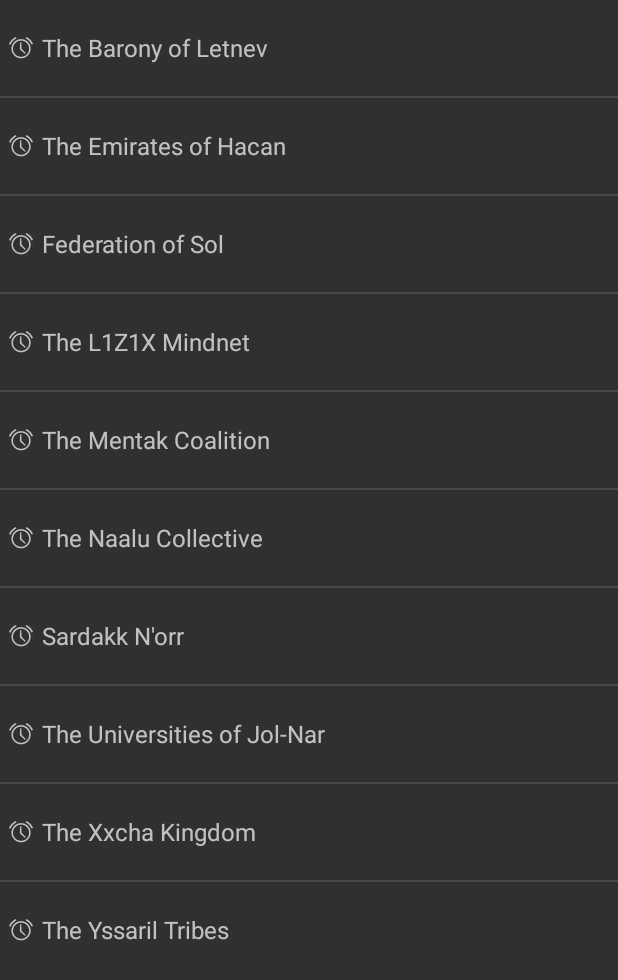
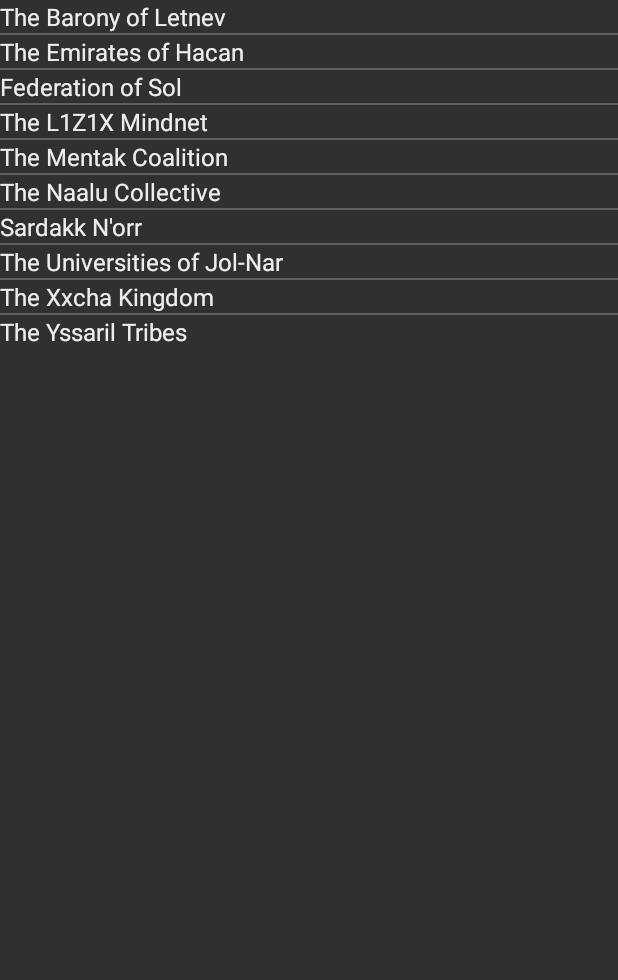
Before and after one commit to peprika/ti3-rules, an Android app: the LoreActivity screen opened directly, with no data from a screen before it, on a phone screen of 412 x 824 dp. Shown: the top 980 px of the screen. Run offline under Robolectric (Android 15) with nearby library versions, the phone set to English and light mode, and no system bars.

Commit message:
Introducing fragments for LoreActivity

```diff
--- a/app/src/main/java/exxxample/ti3rules/LoreActivity.java
+++ b/app/src/main/java/exxxample/ti3rules/LoreActivity.java
@@ -1,103 +1,27 @@
 package exxxample.ti3rules;
 
-import android.app.Activity;
+import android.app.Fragment;
+import android.app.FragmentManager;
+import android.app.FragmentTransaction;
 import android.os.Bundle;
-import android.view.View;
-import android.widget.AdapterView;
-import android.widget.ArrayAdapter;
-import android.widget.ListView;
-import android.widget.Toast;
-
-import java.util.ArrayList;
-import java.util.Arrays;
-import java.util.Collections;
-
+import android.support.v4.app.FragmentActivity;
 /**
  * Created by Riku Pepponen on 8.7.2017.
  * (riku.pepponen@gmail.com)
  */
 
-public class LoreActivity extends Activity {
+public class LoreActivity extends FragmentActivity {
 
     protected void onCreate(Bundle savedInstanceState) {
         super.onCreate(savedInstanceState);
         setContentView(R.layout.activity_lore);
 
-        final ListView mListView = (ListView) findViewById(R.id.list);
+        // Fragment manager
+        FragmentManager fm = getFragmentManager();
+        FragmentTransaction fragmentTransaction = fm.beginTransaction();
 
-        // Let's build the races!
-        // #01: The Barony of Letnev
-        Data.Race letnev = new Data.Race();
-        letnev.raceId = 1;
-        letnev.raceName = getResources().getString(R.string.letnev);
-
-        // #02: The Emirates of Hacan
-        Data.Race hacan = new Data.Race();
-        hacan.raceId = 2;
-        hacan.raceName = getResources().getString(R.string.hacan);
-
-        // #03: Federation of Sol
-        Data.Race sol = new Data.Race();
-        sol.raceId = 3;
-        sol.raceName = getResources().getString(R.string.sol);
-
-        // #04: The L1Z1X Mindnet
-        Data.Race lizix = new Data.Race();
-        lizix.raceId = 4;
-        lizix.raceName = getResources().getString(R.string.lizix);
-
-        // #05: The Mentak Coalition
-        Data.Race mentak = new Data.Race();
-        mentak.raceId = 5;
-        mentak.raceName = getResources().getString(R.string.mentak);
-
-        // #06: The Naalu Collective
-        Data.Race naalu = new Data.Race();
-        naalu.raceId = 6;
-        naalu.raceName = getResources().getString(R.string.naalu);
-
-        // #07: Sardakk N'orr
-        Data.Race sardakk = new Data.Race();
-        sardakk.raceId = 7;
-        sardakk.raceName = getResources().getString(R.string.sardakk);
-
-        // #08: The Universities of Jol-Nar
-        Data.Race jolnar = new Data.Race();
-        jolnar.raceId = 8;
-        jolnar.raceName = getResources().getString(R.string.jolnar);
-
-        // #09: The Xxcha Kingdom
-        Data.Race xxcha = new Data.Race();
-        xxcha.raceId = 9;
-        xxcha.raceName = getResources().getString(R.string.xxcha);
-
-        // #10: The Yssaril Tribes
-        Data.Race yssaril = new Data.Race();
-        yssaril.raceId = 10;
-        yssaril.raceName = getResources().getString(R.string.yssaril);
-
-        // Create an array of Race objects
-        Data.Race[] racesArray = {letnev, hacan, sol, lizix, mentak, naalu, sardakk, jolnar, xxcha, yssaril};
-
-        // Sort the raceArray for the listview adapter
-        ArrayList<Data.Race> list;
-        list = new ArrayList<>(Arrays.asList(racesArray));
-        Collections.sort(list);
-
-        // ListView adapter
-        final ArrayAdapter<Data.Race> adapter = new ArrayAdapter<>(this,
-                R.layout.lore_list_view_single_item, R.id.listViewItem, list);
-        mListView.setAdapter(adapter);
-
-        // ListView click listener
-        mListView.setOnItemClickListener(new AdapterView.OnItemClickListener() {
-            @Override
-            public void onItemClick(AdapterView<?> parent, View view,
-                                    int position, long id) {
-                Toast.makeText(getApplicationContext(),
-                        "Click ListItem Number " + position, Toast.LENGTH_LONG)
-                        .show();
-            }
-        });
+        Fragment fragment = new LoreListFragment();
+        fragmentTransaction.add(R.id.fragment_container, fragment);
+        fragmentTransaction.commit();
     }
 }
--- /dev/null
+++ b/app/src/main/java/exxxample/ti3rules/LoreListFragment.java
@@ -0,0 +1,126 @@
+package exxxample.ti3rules;
+
+import android.app.ListFragment;
+import android.os.Bundle;
+import android.view.LayoutInflater;
+import android.view.View;
+import android.view.ViewGroup;
+import android.widget.AdapterView;
+import android.widget.ArrayAdapter;
+import android.widget.ListView;
+import android.widget.TextView;
+import android.widget.Toast;
+
+import java.util.ArrayList;
+import java.util.Arrays;
+import java.util.Collections;
+
+/**
+ * Created by Riku Pepponen on 9.7.2017.
+ * (riku.pepponen@gmail.com)
+ */
+
+public class LoreListFragment extends ListFragment implements View.OnClickListener {
+
+    ListView mListView;
+
+    @Override
+    public void onCreate(Bundle savedInstanceState) {
+        super.onCreate(savedInstanceState);
+    }
+
+    @Override
+    public View onCreateView(LayoutInflater inflater,
+                             ViewGroup container, Bundle savedInstanceState) {
+        View view = inflater.inflate(R.layout.lore_list_fragment, container, false);
+        return view;
+    }
+
+    @Override
+    public void onActivityCreated(Bundle savedInstanceState) {
+        super.onActivityCreated(savedInstanceState);
+        ArrayAdapter adapter = ArrayAdapter.createFromResource(getActivity(),
+                R.array.RaceNames, R.layout.lore_list_view_single_item2);
+        setListAdapter(adapter);
+        //getListView().setOnItemClickListener(this);
+    }
+
+    /*@Override
+    public void onItemClick(AdapterView<?> parent, View view, int position, long id) {
+        Toast.makeText(getActivity(), "Item: " + position, Toast.LENGTH_SHORT).show();
+    }*/
+
+    public void buildRaces() {
+        // Let's build the races!
+        // #01: The Barony of Letnev
+        Data.Race letnev = new Data.Race();
+        letnev.raceId = 1;
+        letnev.raceName = getResources().getString(R.string.letnev);
+
+        // #02: The Emirates of Hacan
+        Data.Race hacan = new Data.Race();
+        hacan.raceId = 2;
+        hacan.raceName = getResources().getString(R.string.hacan);
+
+        // #03: Federation of Sol
+        Data.Race sol = new Data.Race();
+        sol.raceId = 3;
+        sol.raceName = getResources().getString(R.string.sol);
+
+        // #04: The L1Z1X Mindnet
+        Data.Race lizix = new Data.Race();
+        lizix.raceId = 4;
+        lizix.raceName = getResources().getString(R.string.lizix);
+
+        // #05: The Mentak Coalition
+        Data.Race mentak = new Data.Race();
+        mentak.raceId = 5;
+        mentak.raceName = getResources().getString(R.string.mentak);
+
+        // #06: The Naalu Collective
+        Data.Race naalu = new Data.Race();
+        naalu.raceId = 6;
+        naalu.raceName = getResources().getString(R.string.naalu);
+
+        // #07: Sardakk N'orr
+        Data.Race sardakk = new Data.Race();
+        sardakk.raceId = 7;
+        sardakk.raceName = getResources().getString(R.string.sardakk);
+
+        // #08: The Universities of Jol-Nar
+        Data.Race jolnar = new Data.Race();
+        jolnar.raceId = 8;
+        jolnar.raceName = getResources().getString(R.string.jolnar);
+
+        // #09: The Xxcha Kingdom
+        Data.Race xxcha = new Data.Race();
+        xxcha.raceId = 9;
+        xxcha.raceName = getResources().getString(R.string.xxcha);
+
+        // #10: The Yssaril Tribes
+        Data.Race yssaril = new Data.Race();
+        yssaril.raceId = 10;
+        yssaril.raceName = getResources().getString(R.string.yssaril);
+
+        // Create an array of Race objects
+        Data.Race[] racesArray = {letnev, hacan, sol, lizix, mentak, naalu, sardakk, jolnar, xxcha, yssaril};
+
+    }
+
+    @Override
+    public void onClick(View v) {
+        // Somehting
+    }
+
+        /*ListView mListView = getListView();
+
+        // ListView adapter
+        final ArrayAdapter<Data.Race> adapter = new ArrayAdapter<>(this,
+                R.layout.lore_list_view_single_item, R.id.listViewItem, racesArray);
+        mListView.setAdapter(adapter);
+
+        ArrayAdapter adapter = ArrayAdapter.createFromResource(getActivity(),
+                R.array.RaceNames, R.layout.lore_list_view_single_item);
+        setListAdapter(adapter);*/
+    //getListView().setOnItemClickListener(AdapterView.OnItemClickListener);
+}
--- a/app/src/main/res/layout/activity_lore.xml
+++ b/app/src/main/res/layout/activity_lore.xml
@@ -1,13 +1,13 @@
 <?xml version="1.0" encoding="utf-8"?>
-<LinearLayout xmlns:android="http://schemas.android.com/apk/res/android"
+<FrameLayout xmlns:android="http://schemas.android.com/apk/res/android"
               android:layout_width="match_parent"
               android:layout_height="match_parent"
-              android:orientation="vertical" >
+              android:orientation="vertical"
+             android:id="@+id/fragment_container">
 
-    <ListView
-        android:id="@+id/list"
-        android:layout_height="wrap_content"
-        android:layout_width="match_parent">
-    </ListView>
+    <fragment
+    android:name="exxxample.ti3rules.LoreListFragment"
+    android:layout_width="match_parent"
+    android:layout_height="match_parent" />
 
-</LinearLayout>
+</FrameLayout>
--- a/app/src/main/res/layout/lore_fragment.xml
+++ b/app/src/main/res/layout/lore_fragment.xml
@@ -3,4 +3,17 @@
              android:layout_width="match_parent"
              android:layout_height="match_parent">
 
+    <TextView
+        android:id="@+id/lore_race_title"
+        android:layout_width="match_parent"
+        android:layout_height="wrap_content"
+        android:text="This should read something else"
+        android:layout_gravity="center"/>
+
+    <TextView
+        android:id="@+id/lore_race_text"
+        android:layout_width="match_parent"
+        android:layout_height="wrap_content"
+        android:text="This should totally read something else"
+        android:layout_gravity="center"/>
 </TableLayout>
--- /dev/null
+++ b/app/src/main/res/layout/lore_list_fragment.xml
@@ -0,0 +1,13 @@
+<?xml version="1.0" encoding="utf-8"?>
+<FrameLayout xmlns:android="http://schemas.android.com/apk/res/android"
+             android:layout_width="match_parent"
+             android:layout_height="match_parent"
+             android:orientation="vertical">
+
+    <ListView
+        android:id="@android:id/list"
+        android:layout_height="wrap_content"
+        android:layout_width="match_parent">
+    </ListView>
+
+</FrameLayout>
--- /dev/null
+++ b/app/src/main/res/layout/lore_list_view_single_item2.xml
@@ -0,0 +1,11 @@
+<?xml version="1.0" encoding="utf-8"?>
+<TextView xmlns:android="http://schemas.android.com/apk/res/android"
+            android:id="@+id/listViewItem"
+            android:layout_width="match_parent"
+            android:layout_height="match_parent"
+            android:layout_alignParentRight="true"
+            android:layout_alignParentTop="true"
+            android:layout_alignWithParentIfMissing="true"
+            android:layout_toRightOf="@id/icon"
+            android:gravity="center_vertical"
+            android:textSize="16sp"/>
--- a/app/src/main/res/values/strings.xml
+++ b/app/src/main/res/values/strings.xml
@@ -25,4 +25,16 @@
     <string name="xxcha">The Xxcha Kingdom</string>
     <string name="yssaril">The Yssaril Tribes</string>
 
+    <string-array name="RaceNames">
+        <item>The Barony of Letnev</item>
+        <item>The Emirates of Hacan</item>
+        <item>Federation of Sol</item>
+        <item>The L1Z1X Mindnet</item>
+        <item>The Mentak Coalition</item>
+        <item>The Naalu Collective</item>
+        <item>Sardakk N\'orr</item>
+        <item>The Universities of Jol-Nar</item>
+        <item>The Xxcha Kingdom</item>
+        <item>The Yssaril Tribes</item>
+    </string-array>
 </resources>
```
